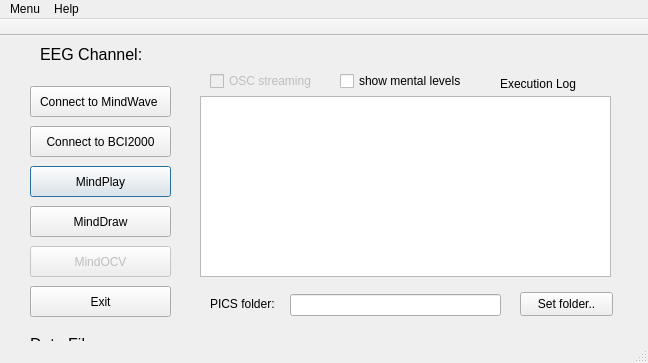
Old version of the form ui/mainwindow.ui in the repository androxim/minddrawplay.
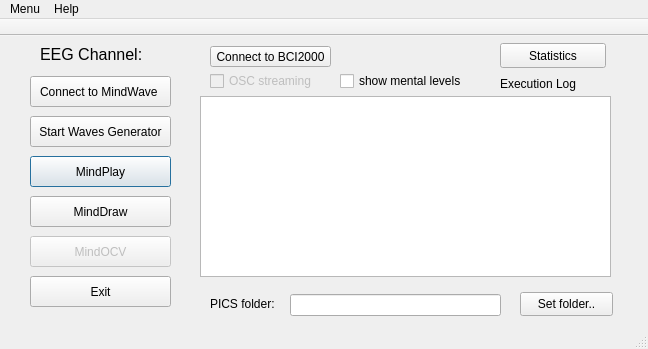
New version of the form.

Commit message: added saving session values, statistics window

```diff
--- a/ui/mainwindow.ui
+++ b/ui/mainwindow.ui
@@ -10,7 +10,7 @@
     <x>0</x>
     <y>0</y>
     <width>648</width>
-    <height>363</height>
+    <height>349</height>
    </rect>
   </property>
   <property name="windowTitle">
@@ -21,7 +21,7 @@
     <property name="geometry">
      <rect>
       <x>30</x>
-      <y>250</y>
+      <y>240</y>
       <width>141</width>
       <height>31</height>
      </rect>
@@ -34,7 +34,7 @@
     <property name="geometry">
      <rect>
       <x>30</x>
-      <y>130</y>
+      <y>120</y>
       <width>141</width>
       <height>31</height>
      </rect>
@@ -72,10 +72,10 @@
    <widget class="QPushButton" name="pushButton_2">
     <property name="geometry">
      <rect>
-      <x>30</x>
-      <y>90</y>
-      <width>141</width>
-      <height>31</height>
+      <x>210</x>
+      <y>10</y>
+      <width>121</width>
+      <height>21</height>
      </rect>
     </property>
     <property name="text">
@@ -86,7 +86,7 @@
     <property name="geometry">
      <rect>
       <x>30</x>
-      <y>170</y>
+      <y>160</y>
       <width>141</width>
       <height>31</height>
      </rect>
@@ -132,7 +132,7 @@
     <property name="geometry">
      <rect>
       <x>30</x>
-      <y>50</y>
+      <y>40</y>
       <width>141</width>
       <height>31</height>
      </rect>
@@ -158,7 +158,7 @@
     <property name="geometry">
      <rect>
       <x>30</x>
-      <y>210</y>
+      <y>200</y>
       <width>141</width>
       <height>31</height>
      </rect>
@@ -241,6 +241,32 @@
      <string>show mental levels</string>
     </property>
    </widget>
+   <widget class="QPushButton" name="pushButton_8">
+    <property name="geometry">
+     <rect>
+      <x>30</x>
+      <y>80</y>
+      <width>141</width>
+      <height>31</height>
+     </rect>
+    </property>
+    <property name="text">
+     <string>Start Waves Generator</string>
+    </property>
+   </widget>
+   <widget class="QPushButton" name="pushButton_9">
+    <property name="geometry">
+     <rect>
+      <x>500</x>
+      <y>7</y>
+      <width>106</width>
+      <height>25</height>
+     </rect>
+    </property>
+    <property name="text">
+     <string>Statistics</string>
+    </property>
+   </widget>
   </widget>
   <widget class="QMenuBar" name="menuBar">
    <property name="geometry">
```
The commit also changes 16 other files.
